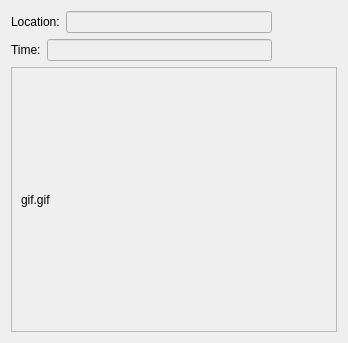
Old version of the form dialog/gifdialog.ui in the repository AOtrans/HKVersionAPI.
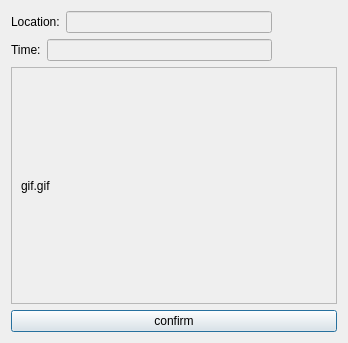
New version of the form.

```diff
--- a/dialog/gifdialog.ui
+++ b/dialog/gifdialog.ui
@@ -15,7 +15,7 @@
   </property>
   <layout class="QVBoxLayout" name="verticalLayout_3">
    <item>
-    <layout class="QVBoxLayout" name="verticalLayout_2" stretch="1,5">
+    <layout class="QVBoxLayout" name="verticalLayout_2" stretch="1,5,0">
      <item>
       <layout class="QHBoxLayout" name="horizontalLayout_3" stretch="4,1">
        <item>
@@ -92,6 +92,13 @@
        </layout>
       </widget>
      </item>
+     <item>
+      <widget class="QPushButton" name="pbConfirm">
+       <property name="text">
+        <string>confirm</string>
+       </property>
+      </widget>
+     </item>
     </layout>
    </item>
   </layout>
```
